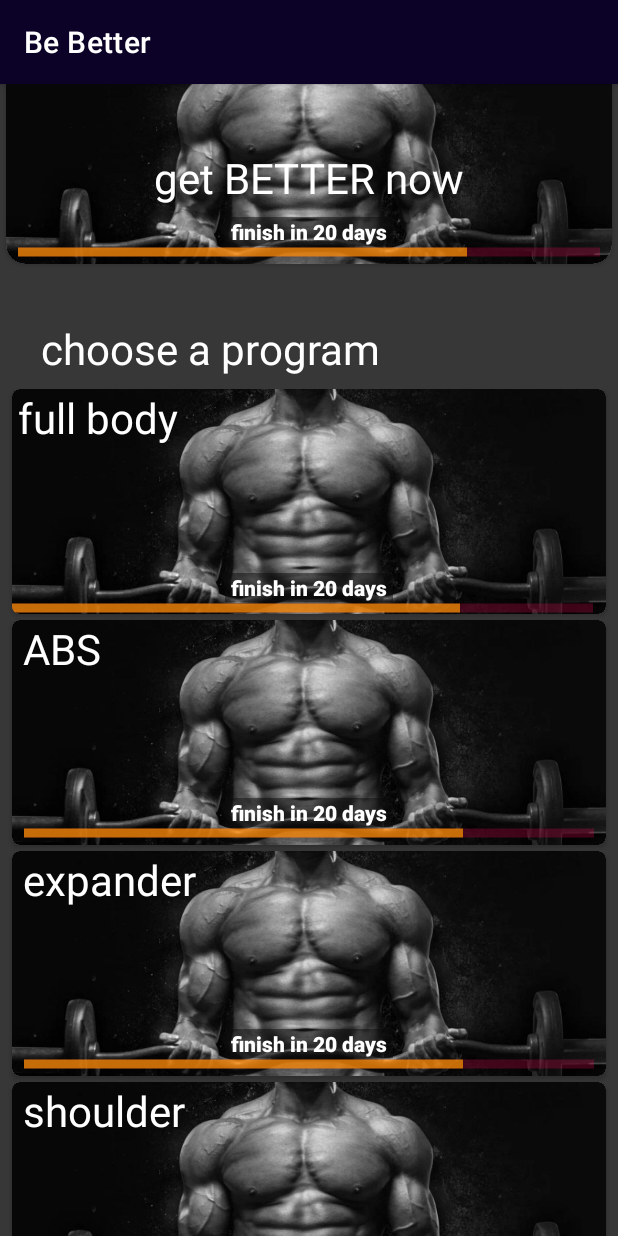
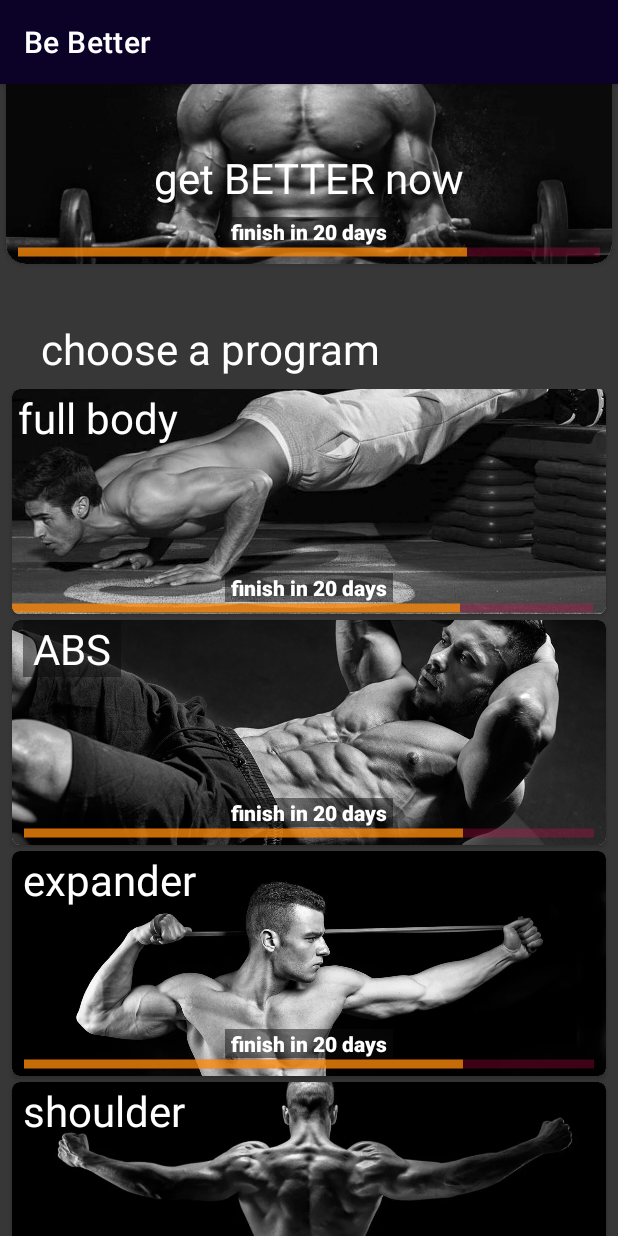
Before and after one commit to DT5GEN/Be_Better_Now, an Android app: the screen it shows after launch (MainActivity), on a phone screen of 412 x 824 dp. Run offline under Robolectric (Android 15) with nearby library versions, the phone set to English and light mode, and no system bars; Roboto replaces fonts that are not available here.

Commit message:
add image program

```diff
--- a/app/src/main/res/layout/programs_fragment.xml
+++ b/app/src/main/res/layout/programs_fragment.xml
@@ -150,13 +150,11 @@
                         android:layout_width="wrap_content"
                         android:layout_height="wrap_content"
                         android:scaleType="centerCrop"
-                        android:src="@drawable/splscr"
+                        android:src="@drawable/full_body"
                         app:layout_constraintBottom_toBottomOf="parent"
                         app:layout_constraintEnd_toEndOf="parent"
-                        app:layout_constraintHorizontal_bias="0.0"
                         app:layout_constraintStart_toStartOf="parent"
-                        app:layout_constraintTop_toTopOf="parent"
-                        app:layout_constraintVertical_bias="1.0" />
+                        app:layout_constraintTop_toTopOf="parent" />
 
                     <TextView
                         android:id="@+id/text_FB"
@@ -221,7 +219,7 @@
                         android:layout_width="wrap_content"
                         android:layout_height="wrap_content"
                         android:scaleType="centerCrop"
-                        android:src="@drawable/splscr"
+                        android:src="@drawable/abs"
                         app:layout_constraintBottom_toBottomOf="parent"
                         app:layout_constraintEnd_toEndOf="parent"
                         app:layout_constraintStart_toStartOf="parent"
@@ -232,10 +230,13 @@
                         android:layout_width="wrap_content"
                         android:layout_height="wrap_content"
                         android:layout_margin="7dp"
-                        android:layout_marginStart="4dp"
+                        android:layout_marginStart="114dp"
+                        android:background="@color/backgr_alfa"
+                        android:backgroundTint="@color/backgr_alfa"
+
+                        android:backgroundTintMode="multiply"
                         android:fontFamily="@font/unlock"
-                        android:text="ABS"
-
+                        android:text=" ABS "
                         android:textColor="@color/white"
                         android:textSize="28sp"
                         app:layout_constraintStart_toStartOf="parent"
@@ -296,7 +297,7 @@
                         android:layout_width="wrap_content"
                         android:layout_height="wrap_content"
                         android:scaleType="centerCrop"
-                        android:src="@drawable/splscr"
+                        android:src="@drawable/expander_cut"
                         app:layout_constraintBottom_toBottomOf="parent"
                         app:layout_constraintEnd_toEndOf="parent"
                         app:layout_constraintStart_toStartOf="parent"
@@ -366,11 +367,11 @@
                     android:layout_height="match_parent">
 
                     <ImageView
-                        android:id="@+id/imageSB"
+                        android:id="@+id/imageView6"
                         android:layout_width="wrap_content"
                         android:layout_height="wrap_content"
                         android:scaleType="centerCrop"
-                        android:src="@drawable/splscr"
+                        android:src="@drawable/shoulder"
                         app:layout_constraintBottom_toBottomOf="parent"
                         app:layout_constraintEnd_toEndOf="parent"
                         app:layout_constraintStart_toStartOf="parent"
```
Also changed, not shown: app/src/main/res/drawable/abs.jpg (added), app/src/main/res/drawable/expander_cut.jpg (added), app/src/main/res/drawable/full_body.jpg (added), app/src/main/res/drawable/shoulder.webp (added).
